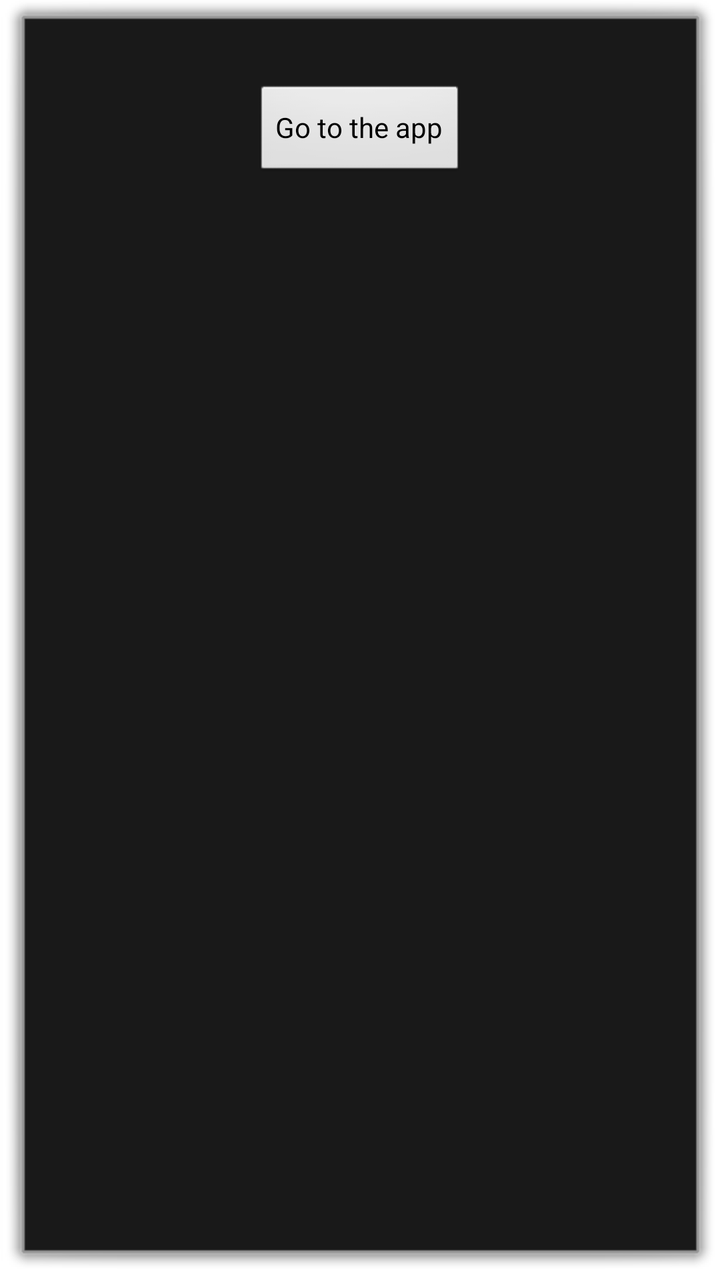
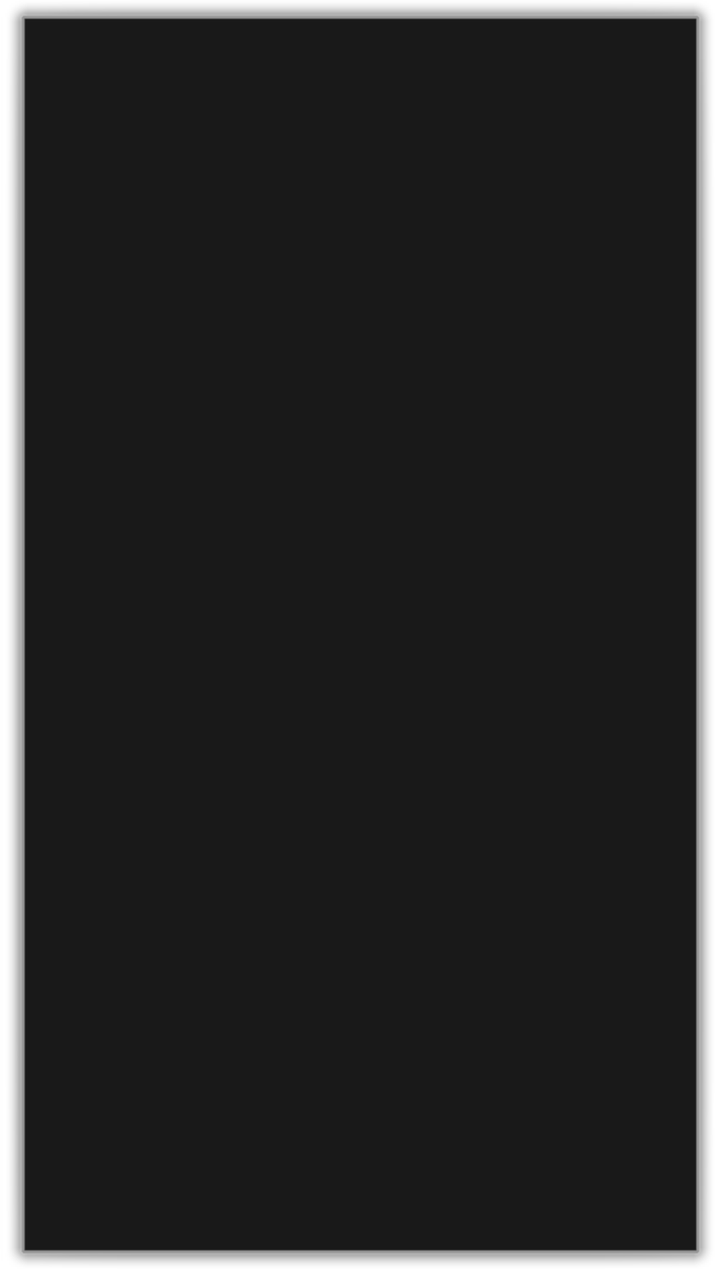

Before-and-after screenshots of an Android layout around one commit, followed by the original layout XML and the change that was made.
<!-- AndroidManifest.xml: activity theme android:Theme.Dialog -->
<!-- res/layout/activity_reminder.xml -->
<?xml version="1.0" encoding="utf-8"?>
<LinearLayout xmlns:android="http://schemas.android.com/apk/res/android"
    android:orientation="vertical" android:layout_width="match_parent"
    android:layout_height="match_parent">

    <TextView
        android:id="@+id/notebook_text"
        android:layout_width="wrap_content"
        android:layout_height="wrap_content"
        android:padding="5dp"/>
    <Button
        android:id="@+id/open"
        android:layout_width="wrap_content"
        android:layout_height="wrap_content"
        android:text="@string/open_app"
        android:layout_margin="3dp"
        android:layout_gravity="center"/>
</LinearLayout>
<!-- resources referenced by this layout -->
<resources>
  <string name="open_app">Go to the app</string>
</resources>

<!-- the commit's change to res/layout/activity_reminder.xml (unified diff, before → after) -->
@@ -5,14 +5,9 @@
 
     <TextView
         android:id="@+id/notebook_text"
-        android:layout_width="wrap_content"
-        android:layout_height="wrap_content"
-        android:padding="5dp"/>
-    <Button
-        android:id="@+id/open"
-        android:layout_width="wrap_content"
-        android:layout_height="wrap_content"
-        android:text="@string/open_app"
-        android:layout_margin="3dp"
-        android:layout_gravity="center"/>
+        android:layout_width="match_parent"
+        android:layout_height="match_parent"
+        android:gravity="center"
+        android:padding="15dp"/>
+
 </LinearLayout>
<!-- resource entries referenced after the edit -->
@@ -1,5 +1,5 @@
 <!-- resources referenced by this layout -->
 <resources>
-  <string name="open_app">Go to the app</string>
+
 </resources>
 
